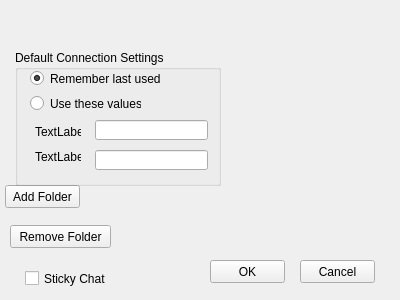
Before: the Qt Designer form settings.ui in dpogue/CommAudio, drawn with Qt 5.
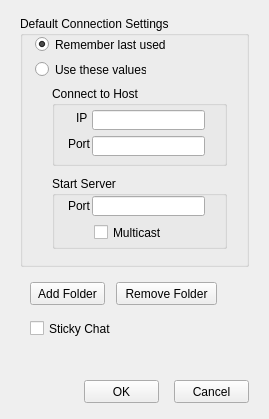
After: the same form once the commit is applied. Icons and pictures are not drawn.

Commit message: connection settings are remembered

Diff of the .ui file:
```diff
--- a/settings.ui
+++ b/settings.ui
@@ -6,8 +6,8 @@
    <rect>
     <x>0</x>
     <y>0</y>
-    <width>400</width>
-    <height>300</height>
+    <width>269</width>
+    <height>419</height>
    </rect>
   </property>
   <property name="windowTitle">
@@ -20,8 +20,8 @@
   <widget class="QPushButton" name="okPushButton">
    <property name="geometry">
     <rect>
-     <x>210</x>
-     <y>260</y>
+     <x>84</x>
+     <y>380</y>
      <width>75</width>
      <height>23</height>
     </rect>
@@ -33,8 +33,8 @@
   <widget class="QCheckBox" name="stickyChatCheckBox">
    <property name="geometry">
     <rect>
-     <x>25</x>
-     <y>270</y>
+     <x>30</x>
+     <y>320</y>
      <width>81</width>
      <height>17</height>
     </rect>
@@ -49,8 +49,8 @@
   <widget class="QPushButton" name="cancelPushButton">
    <property name="geometry">
     <rect>
-     <x>300</x>
-     <y>260</y>
+     <x>174</x>
+     <y>380</y>
      <width>75</width>
      <height>23</height>
     </rect>
@@ -62,8 +62,8 @@
   <widget class="QPushButton" name="pushButton">
    <property name="geometry">
     <rect>
-     <x>5</x>
-     <y>185</y>
+     <x>30</x>
+     <y>282</y>
      <width>75</width>
      <height>23</height>
     </rect>
@@ -75,10 +75,10 @@
   <widget class="QGroupBox" name="groupBox">
    <property name="geometry">
     <rect>
-     <x>15</x>
-     <y>50</y>
-     <width>206</width>
-     <height>136</height>
+     <x>20</x>
+     <y>16</y>
+     <width>229</width>
+     <height>251</height>
     </rect>
    </property>
    <property name="title">
@@ -113,58 +113,120 @@
      <string>Use these values:</string>
     </property>
    </widget>
-   <widget class="QLineEdit" name="lineEdit">
+   <widget class="QGroupBox" name="hostGroupBox">
     <property name="geometry">
      <rect>
-      <x>80</x>
+      <x>32</x>
       <y>70</y>
-      <width>113</width>
-      <height>20</height>
+      <width>175</width>
+      <height>80</height>
      </rect>
     </property>
-   </widget>
-   <widget class="QLabel" name="label">
-    <property name="geometry">
-     <rect>
-      <x>20</x>
-      <y>75</y>
-      <width>46</width>
-      <height>13</height>
-     </rect>
+    <property name="title">
+     <string>Connect to Host</string>
     </property>
-    <property name="text">
-     <string>TextLabel</string>
-    </property>
+    <widget class="QLineEdit" name="hostIpLineEdit">
+     <property name="geometry">
+      <rect>
+       <x>40</x>
+       <y>24</y>
+       <width>113</width>
+       <height>20</height>
+      </rect>
+     </property>
+    </widget>
+    <widget class="QLabel" name="label">
+     <property name="geometry">
+      <rect>
+       <x>24</x>
+       <y>24</y>
+       <width>16</width>
+       <height>16</height>
+      </rect>
+     </property>
+     <property name="text">
+      <string>IP</string>
+     </property>
+    </widget>
+    <widget class="QLabel" name="label_2">
+     <property name="geometry">
+      <rect>
+       <x>16</x>
+       <y>50</y>
+       <width>23</width>
+       <height>16</height>
+      </rect>
+     </property>
+     <property name="text">
+      <string>Port</string>
+     </property>
+    </widget>
+    <widget class="QLineEdit" name="hostPortLineEdit">
+     <property name="geometry">
+      <rect>
+       <x>40</x>
+       <y>50</y>
+       <width>113</width>
+       <height>20</height>
+      </rect>
+     </property>
+    </widget>
    </widget>
-   <widget class="QLineEdit" name="lineEdit_2">
+   <widget class="QGroupBox" name="serverGroupBox">
     <property name="geometry">
      <rect>
-      <x>80</x>
-      <y>100</y>
-      <width>113</width>
-      <height>20</height>
+      <x>32</x>
+      <y>160</y>
+      <width>175</width>
+      <height>73</height>
      </rect>
     </property>
-   </widget>
-   <widget class="QLabel" name="label_2">
-    <property name="geometry">
-     <rect>
-      <x>20</x>
-      <y>100</y>
-      <width>46</width>
-      <height>13</height>
-     </rect>
+    <property name="title">
+     <string>Start Server</string>
     </property>
-    <property name="text">
-     <string>TextLabel</string>
-    </property>
+    <widget class="QLabel" name="label_3">
+     <property name="geometry">
+      <rect>
+       <x>16</x>
+       <y>22</y>
+       <width>25</width>
+       <height>16</height>
+      </rect>
+     </property>
+     <property name="text">
+      <string>Port</string>
+     </property>
+    </widget>
+    <widget class="QLineEdit" name="serverPortLineEdit">
+     <property name="geometry">
+      <rect>
+       <x>40</x>
+       <y>20</y>
+       <width>113</width>
+       <height>20</height>
+      </rect>
+     </property>
+    </widget>
+    <widget class="QCheckBox" name="multicastCheckBox">
+     <property name="geometry">
+      <rect>
+       <x>42</x>
+       <y>48</y>
+       <width>70</width>
+       <height>17</height>
+      </rect>
+     </property>
+     <property name="text">
+      <string>Multicast</string>
+     </property>
+    </widget>
    </widget>
   </widget>
   <widget class="QPushButton" name="pushButton_2">
    <property name="geometry">
     <rect>
-     <x>10</x>
-     <y>225</y>
+     <x>116</x>
+     <y>282</y>
      <width>101</width>
      <height>23</height>
     </rect>
@@ -173,6 +235,22 @@
     <string>Remove Folder</string>
    </property>
   </widget>
+  <widget class="QLabel" name="errorLabel">
+   <property name="geometry">
+    <rect>
+     <x>6</x>
+     <y>354</y>
+     <width>257</width>
+     <height>16</height>
+    </rect>
+   </property>
+   <property name="text">
+    <string/>
+   </property>
+   <property name="alignment">
+    <set>Qt::AlignCenter</set>
+   </property>
+  </widget>
  </widget>
  <layoutdefault spacing="6" margin="11"/>
  <resources/>
```
The commit also changes 5 other files.
